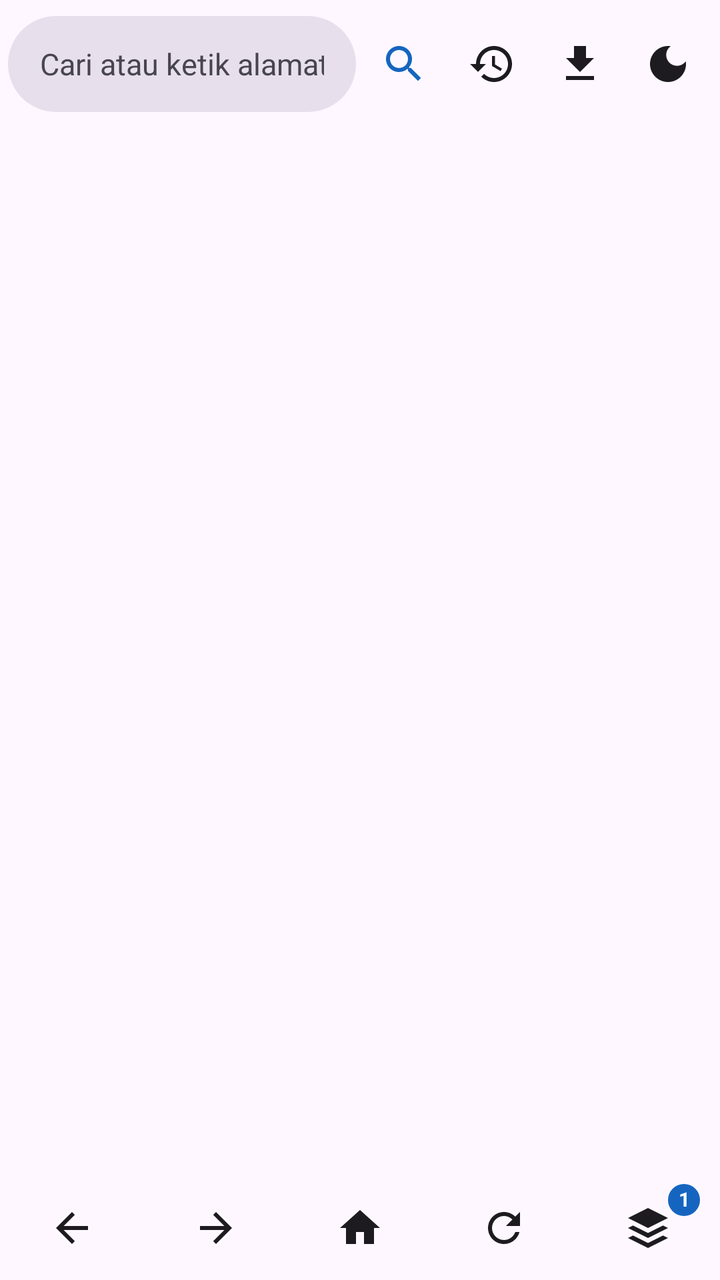
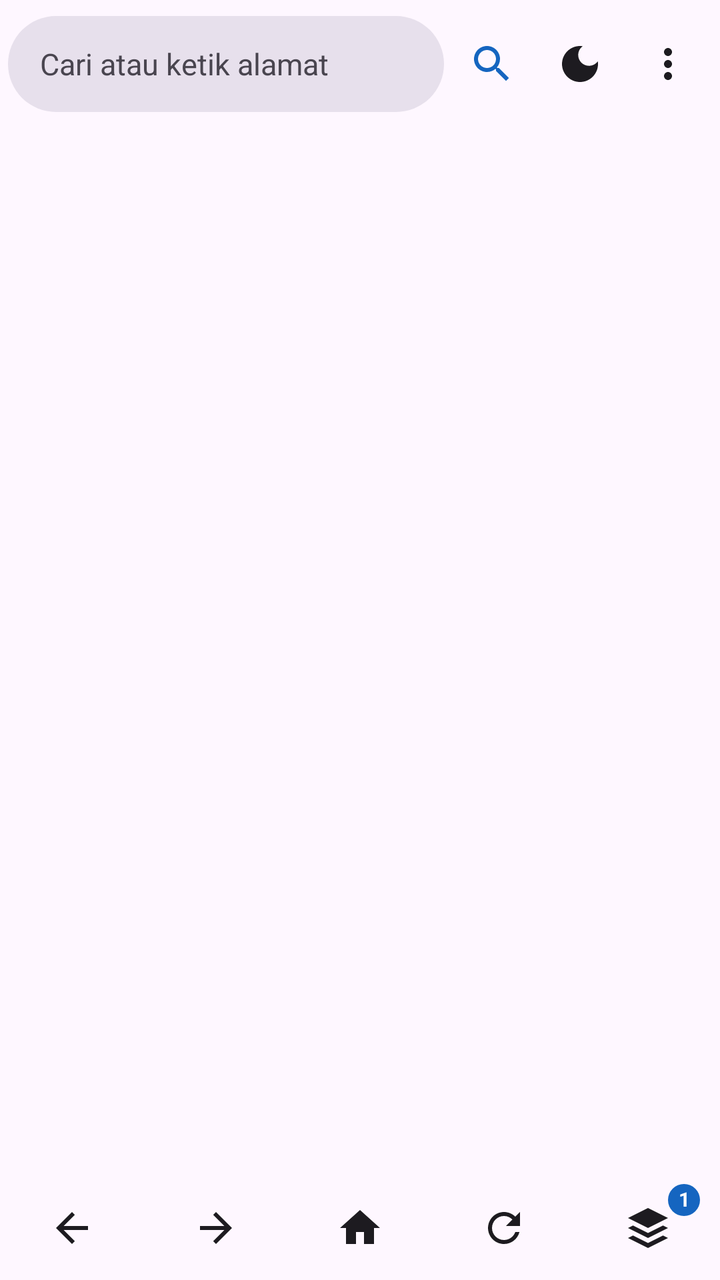

Two renders of the same Android screen: before a commit and after it. Below are the layout's source before the change and the commit's diff.
<!-- AndroidManifest.xml: activity theme Theme.Browdika -->
<!-- res/layout/activity_main.xml -->
<?xml version="1.0" encoding="utf-8"?>
<LinearLayout xmlns:android="http://schemas.android.com/apk/res/android"
    android:layout_width="match_parent"
    android:layout_height="match_parent"
    android:background="?attr/colorSurface"
    android:orientation="vertical">

    <LinearLayout
        android:layout_width="match_parent"
        android:layout_height="wrap_content"
        android:gravity="center_vertical"
        android:orientation="horizontal"
        android:paddingStart="4dp"
        android:paddingTop="8dp"
        android:paddingEnd="4dp"
        android:paddingBottom="4dp">

        <EditText
            android:id="@+id/addressBar"
            android:layout_width="0dp"
            android:layout_height="48dp"
            android:layout_weight="1"
            android:background="@drawable/bg_address"
            android:hint="@string/address_hint"
            android:imeOptions="actionGo"
            android:inputType="text"
            android:maxLines="1"
            android:paddingStart="16dp"
            android:paddingEnd="16dp"
            android:selectAllOnFocus="true"
            android:singleLine="true"
            android:textColor="?attr/colorOnSurface"
            android:textColorHint="?attr/colorOnSurfaceVariant"
            android:textSize="15sp" />

        <ImageButton
            android:id="@+id/btnGo"
            android:layout_width="44dp"
            android:layout_height="48dp"
            android:layout_marginStart="2dp"
            android:background="?attr/selectableItemBackgroundBorderless"
            android:contentDescription="@string/go"
            android:src="@drawable/ic_go"
            android:tint="?attr/colorPrimary" />

        <ImageButton
            android:id="@+id/btnHistory"
            android:layout_width="44dp"
            android:layout_height="48dp"
            android:background="?attr/selectableItemBackgroundBorderless"
            android:contentDescription="@string/history"
            android:src="@drawable/ic_history"
            android:tint="?attr/colorOnSurface" />

        <ImageButton
            android:id="@+id/btnDownloads"
            android:layout_width="44dp"
            android:layout_height="48dp"
            android:background="?attr/selectableItemBackgroundBorderless"
            android:contentDescription="@string/downloads"
            android:src="@drawable/ic_download"
            android:tint="?attr/colorOnSurface" />

        <ImageButton
            android:id="@+id/btnTheme"
            android:layout_width="44dp"
            android:layout_height="48dp"
            android:background="?attr/selectableItemBackgroundBorderless"
            android:contentDescription="@string/switch_to_dark"
            android:src="@drawable/ic_dark_mode"
            android:tint="?attr/colorOnSurface" />
    </LinearLayout>

    <ProgressBar
        android:id="@+id/progressBar"
        style="?android:attr/progressBarStyleHorizontal"
        android:layout_width="match_parent"
        android:layout_height="3dp"
        android:max="100"
        android:progressTint="?attr/colorPrimary"
        android:visibility="gone" />

    <FrameLayout
        android:id="@+id/webContainer"
        android:layout_width="match_parent"
        android:layout_height="0dp"
        android:layout_weight="1" />

    <LinearLayout
        android:layout_width="match_parent"
        android:layout_height="wrap_content"
        android:gravity="center"
        android:orientation="horizontal"
        android:paddingTop="2dp"
        android:paddingBottom="2dp">

        <ImageButton
            android:id="@+id/btnBack"
            android:layout_width="0dp"
            android:layout_height="48dp"
            android:layout_weight="1"
            android:background="?attr/selectableItemBackgroundBorderless"
            android:contentDescription="@string/back"
            android:src="@drawable/ic_back"
            android:tint="?attr/colorOnSurface" />

        <ImageButton
            android:id="@+id/btnForward"
            android:layout_width="0dp"
            android:layout_height="48dp"
            android:layout_weight="1"
            android:background="?attr/selectableItemBackgroundBorderless"
            android:contentDescription="@string/forward"
            android:src="@drawable/ic_forward"
            android:tint="?attr/colorOnSurface" />

        <ImageButton
            android:id="@+id/btnHome"
            android:layout_width="0dp"
            android:layout_height="48dp"
            android:layout_weight="1"
            android:background="?attr/selectableItemBackgroundBorderless"
            android:contentDescription="@string/home"
            android:src="@drawable/ic_home"
            android:tint="?attr/colorOnSurface" />

        <ImageButton
            android:id="@+id/btnReload"
            android:layout_width="0dp"
            android:layout_height="48dp"
            android:layout_weight="1"
            android:background="?attr/selectableItemBackgroundBorderless"
            android:contentDescription="@string/reload"
            android:src="@drawable/ic_reload"
            android:tint="?attr/colorOnSurface" />

        <FrameLayout
            android:layout_width="0dp"
            android:layout_height="48dp"
            android:layout_weight="1">

            <ImageButton
                android:id="@+id/btnTabs"
                android:layout_width="match_parent"
                android:layout_height="match_parent"
                android:background="?attr/selectableItemBackgroundBorderless"
                android:contentDescription="@string/tabs"
                android:src="@drawable/ic_tabs"
                android:tint="?attr/colorOnSurface" />

            <TextView
                android:id="@+id/tvTabCount"
                android:layout_width="wrap_content"
                android:layout_height="wrap_content"
                android:layout_gravity="top|end"
                android:layout_marginTop="2dp"
                android:layout_marginEnd="10dp"
                android:background="@drawable/bg_tab_badge"
                android:clickable="false"
                android:focusable="false"
                android:gravity="center"
                android:importantForAccessibility="no"
                android:includeFontPadding="false"
                android:minWidth="16dp"
                android:minHeight="16dp"
                android:paddingStart="4dp"
                android:paddingTop="1dp"
                android:paddingEnd="4dp"
                android:paddingBottom="1dp"
                android:text="1"
                android:textColor="?attr/colorOnPrimary"
                android:textSize="10sp"
                android:textStyle="bold" />
        </FrameLayout>
    </LinearLayout>

</LinearLayout>
<!-- resources referenced by this layout -->
<resources>
  <!-- drawable bg_address (drawable) -->
  <?xml version="1.0" encoding="utf-8"?>
  <shape xmlns:android="http://schemas.android.com/apk/res/android"
      android:shape="rectangle">
      <solid android:color="?attr/colorSurfaceVariant" />
      <corners android:radius="24dp" />
  </shape>
  <!-- drawable bg_tab_badge (drawable) -->
  <?xml version="1.0" encoding="utf-8"?>
  <shape xmlns:android="http://schemas.android.com/apk/res/android"
      android:shape="rectangle">
      <solid android:color="?attr/colorPrimary" />
      <corners android:radius="8dp" />
  </shape>
  <!-- drawable ic_back (drawable) -->
  <?xml version="1.0" encoding="utf-8"?>
  <vector xmlns:android="http://schemas.android.com/apk/res/android"
      android:width="24dp"
      android:height="24dp"
      android:viewportWidth="24"
      android:viewportHeight="24">
      <path
          android:fillColor="#FFFFFFFF"
          android:pathData="M20,11H7.83l5.59,-5.59L12,4l-8,8 8,8 1.41,-1.41L7.83,13H20v-2z" />
  </vector>
  <!-- drawable ic_download (drawable) -->
  <vector xmlns:android="http://schemas.android.com/apk/res/android"
      android:width="24dp"
      android:height="24dp"
      android:viewportWidth="24"
      android:viewportHeight="24">
      <path
          android:fillColor="#FF000000"
          android:pathData="M19,9h-4V3H9v6H5l7,7 7,-7zM5,18v2h14v-2H5z" />
  </vector>
  <!-- drawable ic_forward (drawable) -->
  <?xml version="1.0" encoding="utf-8"?>
  <vector xmlns:android="http://schemas.android.com/apk/res/android"
      android:width="24dp"
      android:height="24dp"
      android:viewportWidth="24"
      android:viewportHeight="24">
      <path
          android:fillColor="#FFFFFFFF"
          android:pathData="M12,4l-1.41,1.41L16.17,11H4v2h12.17l-5.58,5.59L12,20l8,-8z" />
  </vector>
  <!-- drawable ic_history (drawable) -->
  <vector xmlns:android="http://schemas.android.com/apk/res/android"
      android:width="24dp"
      android:height="24dp"
      android:viewportWidth="24"
      android:viewportHeight="24">
      <path
          android:fillColor="#FF000000"
          android:pathData="M13,3c-4.97,0 -9,4.03 -9,9H1l3.89,3.89 0.07,0.14L9,12H6c0,-3.87 3.13,-7 7,-7s7,3.13 7,7 -3.13,7 -7,7c-1.93,0 -3.68,-0.79 -4.94,-2.06l-1.42,1.42C8.27,19.99 10.51,21 13,21c4.97,0 9,-4.03 9,-9s-4.03,-9 -9,-9zM12,8v5l4.28,2.54 0.72,-1.21 -3.5,-2.08V8H12z" />
  </vector>
  <!-- drawable ic_home (drawable) -->
  <?xml version="1.0" encoding="utf-8"?>
  <vector xmlns:android="http://schemas.android.com/apk/res/android"
      android:width="24dp"
      android:height="24dp"
      android:viewportWidth="24"
      android:viewportHeight="24">
      <path
          android:fillColor="#FFFFFFFF"
          android:pathData="M10,20v-6h4v6h5v-8h3L12,3 2,12h3v8z" />
  </vector>
  <!-- drawable ic_tabs (drawable) -->
  <vector xmlns:android="http://schemas.android.com/apk/res/android"
      android:width="24dp"
      android:height="24dp"
      android:viewportWidth="24"
      android:viewportHeight="24">
      <path
          android:fillColor="#FF000000"
          android:pathData="M12,2L2,7l10,5 10,-5 -10,-5zM2,12l10,5 10,-5 -2.5,-1.25L12,14.5 4.5,10.75 2,12zM2,17l10,5 10,-5 -2.5,-1.25L12,19.5 4.5,15.75 2,17z" />
  </vector>
  <string name="address_hint">Cari atau ketik alamat</string>
  <string name="back">Kembali</string>
  <string name="downloads">Unduhan</string>
  <string name="forward">Maju</string>
  <string name="go">Buka</string>
  <string name="history">Riwayat</string>
  <string name="home">Beranda</string>
  <string name="reload">Muat ulang</string>
  <string name="switch_to_dark">Mode gelap</string>
  <string name="tabs">Tab</string>
  <style name="Theme.Browdika" parent="Theme.Material3.DayNight.NoActionBar">
          <item name="colorPrimary">@color/browdika_primary</item>
          <item name="android:statusBarColor">@android:color/transparent</item>
          <item name="android:navigationBarColor">@android:color/transparent</item>
      </style>
  <color name="browdika_primary">#1565C0</color>
  <!-- unchanged entries left out for length: 3 -->
</resources>

<!-- the commit's change to res/layout/activity_main.xml (unified diff, before → after) -->
@@ -44,30 +44,21 @@
             android:tint="?attr/colorPrimary" />
 
         <ImageButton
-            android:id="@+id/btnHistory"
-            android:layout_width="44dp"
-            android:layout_height="48dp"
-            android:background="?attr/selectableItemBackgroundBorderless"
-            android:contentDescription="@string/history"
-            android:src="@drawable/ic_history"
-            android:tint="?attr/colorOnSurface" />
-
-        <ImageButton
-            android:id="@+id/btnDownloads"
-            android:layout_width="44dp"
-            android:layout_height="48dp"
-            android:background="?attr/selectableItemBackgroundBorderless"
-            android:contentDescription="@string/downloads"
-            android:src="@drawable/ic_download"
-            android:tint="?attr/colorOnSurface" />
-
-        <ImageButton
             android:id="@+id/btnTheme"
             android:layout_width="44dp"
             android:layout_height="48dp"
             android:background="?attr/selectableItemBackgroundBorderless"
             android:contentDescription="@string/switch_to_dark"
             android:src="@drawable/ic_dark_mode"
+            android:tint="?attr/colorOnSurface" />
+
+        <ImageButton
+            android:id="@+id/btnMenu"
+            android:layout_width="44dp"
+            android:layout_height="48dp"
+            android:background="?attr/selectableItemBackgroundBorderless"
+            android:contentDescription="@string/more_options"
+            android:src="@drawable/ic_more_vert"
             android:tint="?attr/colorOnSurface" />
     </LinearLayout>
 
<!-- resource entries referenced after the edit -->
@@ -25,16 +25,6 @@
           android:fillColor="#FFFFFFFF"
           android:pathData="M20,11H7.83l5.59,-5.59L12,4l-8,8 8,8 1.41,-1.41L7.83,13H20v-2z" />
   </vector>
-  <!-- drawable ic_download (drawable) -->
-  <vector xmlns:android="http://schemas.android.com/apk/res/android"
-      android:width="24dp"
-      android:height="24dp"
-      android:viewportWidth="24"
-      android:viewportHeight="24">
-      <path
-          android:fillColor="#FF000000"
-          android:pathData="M19,9h-4V3H9v6H5l7,7 7,-7zM5,18v2h14v-2H5z" />
-  </vector>
   <!-- drawable ic_forward (drawable) -->
   <?xml version="1.0" encoding="utf-8"?>
   <vector xmlns:android="http://schemas.android.com/apk/res/android"
@@ -46,16 +36,6 @@
           android:fillColor="#FFFFFFFF"
           android:pathData="M12,4l-1.41,1.41L16.17,11H4v2h12.17l-5.58,5.59L12,20l8,-8z" />
   </vector>
-  <!-- drawable ic_history (drawable) -->
-  <vector xmlns:android="http://schemas.android.com/apk/res/android"
-      android:width="24dp"
-      android:height="24dp"
-      android:viewportWidth="24"
-      android:viewportHeight="24">
-      <path
-          android:fillColor="#FF000000"
-          android:pathData="M13,3c-4.97,0 -9,4.03 -9,9H1l3.89,3.89 0.07,0.14L9,12H6c0,-3.87 3.13,-7 7,-7s7,3.13 7,7 -3.13,7 -7,7c-1.93,0 -3.68,-0.79 -4.94,-2.06l-1.42,1.42C8.27,19.99 10.51,21 13,21c4.97,0 9,-4.03 9,-9s-4.03,-9 -9,-9zM12,8v5l4.28,2.54 0.72,-1.21 -3.5,-2.08V8H12z" />
-  </vector>
   <!-- drawable ic_home (drawable) -->
   <?xml version="1.0" encoding="utf-8"?>
   <vector xmlns:android="http://schemas.android.com/apk/res/android"
@@ -66,6 +46,16 @@
       <path
           android:fillColor="#FFFFFFFF"
           android:pathData="M10,20v-6h4v6h5v-8h3L12,3 2,12h3v8z" />
+  </vector>
+  <!-- drawable ic_more_vert (drawable) -->
+  <vector xmlns:android="http://schemas.android.com/apk/res/android"
+      android:width="24dp"
+      android:height="24dp"
+      android:viewportWidth="24"
+      android:viewportHeight="24">
+      <path
+          android:fillColor="#FF000000"
+          android:pathData="M12,8c1.1,0 2,-0.9 2,-2s-0.9,-2 -2,-2 -2,0.9 -2,2 0.9,2 2,2zM12,10c-1.1,0 -2,0.9 -2,2s0.9,2 2,2 2,-0.9 2,-2 -0.9,-2 -2,-2zM12,16c-1.1,0 -2,0.9 -2,2s0.9,2 2,2 2,-0.9 2,-2 -0.9,-2 -2,-2z" />
   </vector>
   <!-- drawable ic_tabs (drawable) -->
   <vector xmlns:android="http://schemas.android.com/apk/res/android"
@@ -79,11 +69,10 @@
   </vector>
   <string name="address_hint">Cari atau ketik alamat</string>
   <string name="back">Kembali</string>
-  <string name="downloads">Unduhan</string>
   <string name="forward">Maju</string>
   <string name="go">Buka</string>
-  <string name="history">Riwayat</string>
   <string name="home">Beranda</string>
+  <string name="more_options">Menu lainnya</string>
   <string name="reload">Muat ulang</string>
   <string name="switch_to_dark">Mode gelap</string>
   <string name="tabs">Tab</string>
